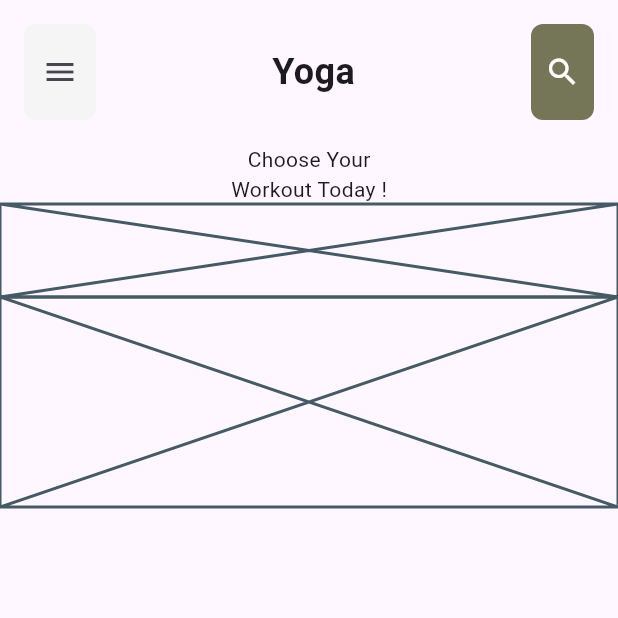
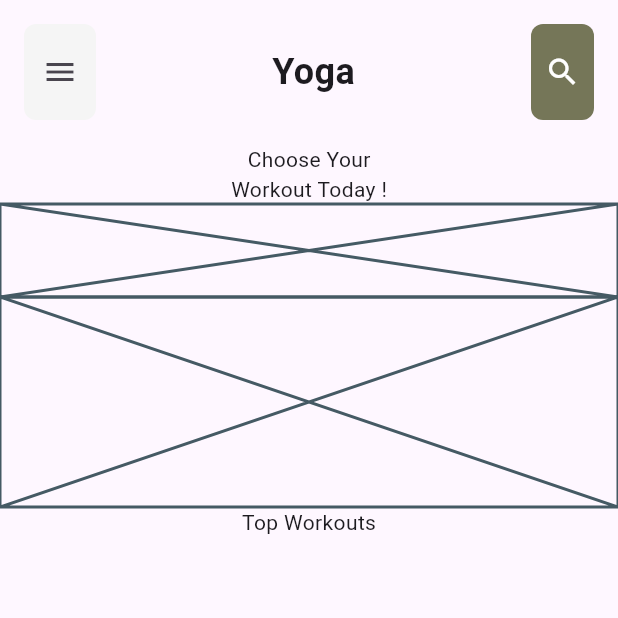
Before and after one commit to JAICHANGPARK/flutter_notebook_chapter_36, a Flutter app: the YogaHomePage screen opened directly, on a phone screen of 412 x 824 dp, the top half of it. Run offline on Flutter 3.47's test engine with Material 3 defaults, Android fonts, the phone set to English and light mode, and no system bars; our stand-ins replace gap.

Commit message:
Update yoga_home_page.dart

```diff
--- a/lib/ep1817_yoga_app/view/yoga_home_page.dart
+++ b/lib/ep1817_yoga_app/view/yoga_home_page.dart
@@ -70,7 +70,8 @@ class _YogaHomePageState extends State<YogaHomePage> {
             SizedBox(
               height: 140,
               child: Placeholder(),
-            )
+            ),
+            Text("Top Workouts"),
           ],
         ),
       ),
```
